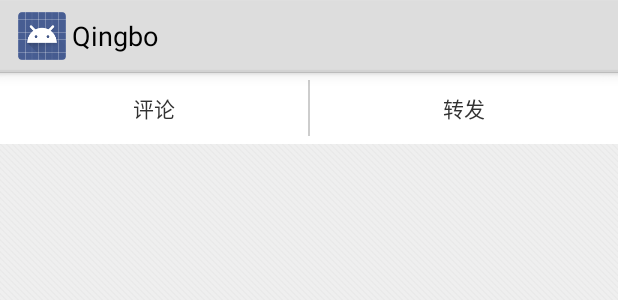
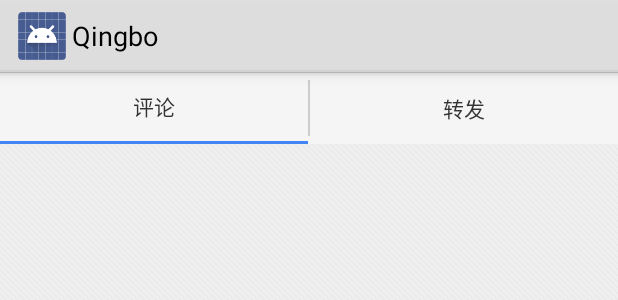
Before and after one commit to kyze8439690/Qingbo, an Android app: the layout include_detail_sticky.xml on its own in the app's theme, with its tools: preview values and no code run, on a phone screen of 412 x 824 dp. Shown: the top 300 px of the screen. Run offline under Robolectric (Android 15) with nearby library versions, the light colour scheme and no system bars.

```diff
--- /dev/null
+++ b/src/main/res/drawable/tab_selector_normal.xml
@@ -0,0 +1,8 @@
+<?xml version="1.0" encoding="utf-8"?>
+
+<selector xmlns:android="http://schemas.android.com/apk/res/android">
+
+    <item android:state_pressed="false" android:drawable="@android:color/transparent" />
+    <item android:state_pressed="true" android:drawable="@color/holo_pressed" />
+
+</selector>
--- /dev/null
+++ b/src/main/res/drawable/tab_selector_selected.xml
@@ -0,0 +1,7 @@
+<?xml version="1.0" encoding="utf-8"?>
+
+<selector xmlns:android="http://schemas.android.com/apk/res/android">
+
+    <item android:state_pressed="false" android:drawable="@drawable/bg_tab_selected_normal" />
+    <item android:state_pressed="true" android:drawable="@drawable/bg_tab_selected_pressed" />
+</selector>
--- a/src/main/res/layout/activity_main.xml
+++ b/src/main/res/layout/activity_main.xml
@@ -29,7 +29,7 @@
             android:layout_height="@dimen/bottom_height"
             android:orientation="horizontal"
             android:layout_gravity="bottom"
-            android:background="#000"
+            android:background="@drawable/bg_bottombar"
             android:weightSum="4"
             >
 
--- a/src/main/res/layout/fragment_detail_front.xml
+++ b/src/main/res/layout/fragment_detail_front.xml
@@ -10,7 +10,6 @@
         android:layout_width="match_parent"
         android:layout_height="match_parent"
         android:overScrollMode="never"
-        android:overScrollFooter="#EEE"
         android:drawSelectorOnTop="true"
         />
 
--- a/src/main/res/layout/include_detail_sticky.xml
+++ b/src/main/res/layout/include_detail_sticky.xml
@@ -3,18 +3,18 @@
 <LinearLayout xmlns:android="http://schemas.android.com/apk/res/android"
         android:layout_width="match_parent"
         android:layout_height="48dp"
-        android:weightSum="2"
-        android:background="#FFF"
+        android:background="#F5F5F5"
         android:orientation="horizontal"
         >
 
     <TextView
+        android:id="@+id/detail_sticky_comment"
         android:layout_width="0dp"
         android:layout_height="match_parent"
         android:layout_weight="1"
         android:gravity="center"
         android:text="评论"
-        android:background="@drawable/list_selector_holo"
+        android:background="@drawable/tab_selector_selected"
         />
 
     <View
@@ -26,12 +26,13 @@
         />
 
     <TextView
+        android:id="@+id/detail_sticky_repost"
         android:layout_width="0dp"
         android:layout_height="match_parent"
         android:layout_weight="1"
         android:gravity="center"
         android:text="转发"
-        android:background="@drawable/list_selector_holo"
+        android:background="@drawable/tab_selector_normal"
         />
 
 </LinearLayout>
--- a/src/main/res/layout/widget_comment_listitem.xml
+++ b/src/main/res/layout/widget_comment_listitem.xml
@@ -3,7 +3,6 @@
 <RelativeLayout xmlns:android="http://schemas.android.com/apk/res/android"
                 android:layout_width="match_parent"
                 android:layout_height="wrap_content"
-                android:background="#EEE"
                 android:padding="14dp"
     >
 
--- a/src/main/res/layout/widget_loadmore_footer.xml
+++ b/src/main/res/layout/widget_loadmore_footer.xml
@@ -3,7 +3,6 @@
 <FrameLayout xmlns:android="http://schemas.android.com/apk/res/android"
              android:layout_width="match_parent"
              android:layout_height="48dp"
-             android:background="#EEE"
     >
 
     <ViewSwitcher
--- a/src/main/res/layout/widget_timeline_listitem.xml
+++ b/src/main/res/layout/widget_timeline_listitem.xml
@@ -59,7 +59,7 @@
 
     <TextView
         android:id="@+id/timeline_listitem_name"
-        android:layout_width="match_parent"
+        android:layout_width="wrap_content"
         android:layout_height="wrap_content"
         android:textStyle="bold"
         android:textSize="15sp"
--- a/src/main/res/values/color.xml
+++ b/src/main/res/values/color.xml
@@ -5,4 +5,6 @@
     <color name="confirm">#FF8800</color>
     <color name="info">#669900</color>
 
+    <color name="holo_pressed">#4B33b5e5</color>
+
 </resources>
```
Also changed, not shown: src/main/java/com/yugy/qingbo/ui/fragment/DetailFragment.java (+53 -13 lines), src/main/res/drawable-xhdpi/bg_bottombar.9.png (added), src/main/res/drawable-xhdpi/bg_tab_selected_normal.9.png (added), src/main/res/drawable-xhdpi/bg_tab_selected_pressed.9.png (added).
